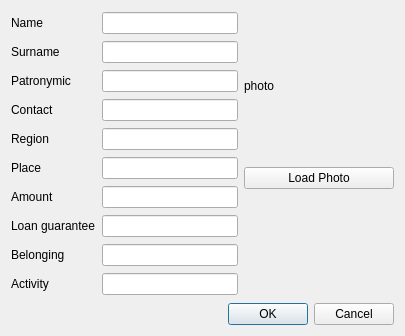
First picture: the form in Src/AddRecordDlg.ui, repository gomons/Programm, before the edit.
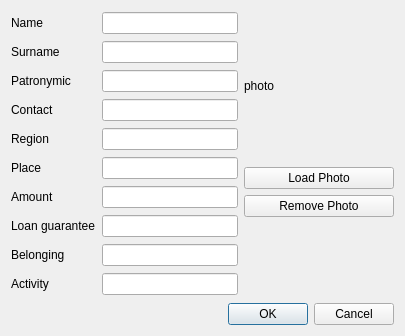
Second picture: the form after the edit.

The edit to the form file:
```diff
--- a/Src/AddRecordDlg.ui
+++ b/Src/AddRecordDlg.ui
@@ -154,6 +154,13 @@
          </property>
         </widget>
        </item>
+       <item>
+        <widget class="QPushButton" name="removePhotoButton">
+         <property name="text">
+          <string>Remove Photo</string>
+         </property>
+        </widget>
+       </item>
        <item>
         <spacer name="verticalSpacer">
          <property name="orientation">
```
